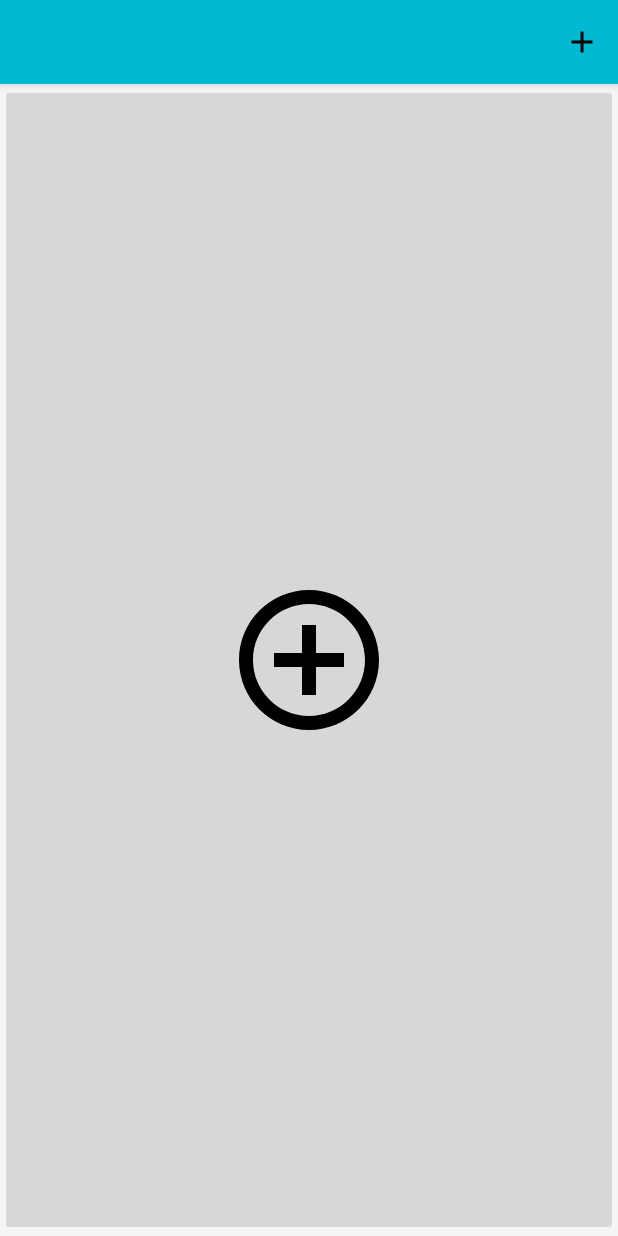
After one commit to EOC/eldexportviewer, an Android app: the SelectFileFragment screen opened directly, with no data from a screen before it, on a phone screen of 412 x 824 dp. The commit adds this screen. Run offline under Robolectric (Android 15) with nearby library versions, the phone set to English and light mode, and no system bars; our stand-ins replace data binding.

Commit message:
Add open file functionality

```diff
--- a/app/src/main/java/eld/eoinoc/com/activity/ELDCategorySelectionActivity.kt
+++ b/app/src/main/java/eld/eoinoc/com/activity/ELDCategorySelectionActivity.kt
@@ -1,24 +1,97 @@
 package eld.eoinoc.com.activity
 
+import android.app.Activity
 import android.support.v7.app.AppCompatActivity
 import android.os.Bundle
+import android.support.v7.widget.Toolbar
+import android.view.Menu
+import android.view.MenuItem
 import android.view.View
 import eld.eoinoc.com.fragment.ELDCategorySelectionFragment
 import eld.eoinoc.com.eld_export_fileviewer.R
 import eld.eoinoc.com.helper.replaceFragment
+import android.content.Intent
+import eld.eoinoc.com.fragment.SelectFileFragment
+import eld.eoinoc.com.helper.driverData
+import eld.eoinoc.com.helper.findFragmentById
+
 
 class ELDCategorySelectionActivity : AppCompatActivity() {
+
+    var driverDataLoaded = false
 
     override fun onCreate(savedInstanceState: Bundle?) {
         super.onCreate(savedInstanceState)
         setContentView(R.layout.activity_eldcategory_selection)
+        setUpToolbar()
         if (savedInstanceState == null) {
+            replaceFragment(R.id.category_container, SelectFileFragment())
+        } else {
             replaceFragment(R.id.category_container, ELDCategorySelectionFragment())
         }
         setProgressBarVisibility(View.GONE)
     }
 
+    override fun onResume() {
+        super.onResume()
+        if (driverDataLoaded && findFragmentById(R.id.category_container) is SelectFileFragment) {
+            replaceFragment(R.id.category_container, ELDCategorySelectionFragment())
+        }
+    }
+
+    private fun setUpToolbar() {
+        setSupportActionBar(findViewById<Toolbar>(R.id.toolbar_viewer))
+        supportActionBar?.setDisplayShowTitleEnabled(false)
+    }
+
     private fun setProgressBarVisibility(visibility: Int) {
         findViewById<View>(R.id.progress).visibility = visibility
     }
+
+    override fun onCreateOptionsMenu(menu: Menu): Boolean {
+        menuInflater.inflate(R.menu.toolbar_menu, menu)
+        return true
+    }
+
+    override fun onOptionsItemSelected(item: MenuItem): Boolean {
+        return if (item.itemId == R.id.action_openfile) {
+            performFileSearch()
+            true
+        } else super.onOptionsItemSelected(item)
+    }
+
+    fun performFileSearch() {
+        // ACTION_OPEN_DOCUMENT is the intent to choose a file via the system's file
+        // browser.
+        val intent = Intent(Intent.ACTION_OPEN_DOCUMENT)
+
+        // Filter to only show results that can be "opened", such as a
+        // file (as opposed to a list of contacts or timezones)
+        intent.addCategory(Intent.CATEGORY_OPENABLE)
+
+        // Filter to show only images, using the image MIME data type.
+        // If one wanted to search for ogg vorbis files, the type would be "audio/ogg".
+        // To search for all documents available via installed storage providers,
+        // it would be "*/*".
+        intent.type = "*/*"
+
+        startActivityForResult(intent, READ_REQUEST_CODE)
+    }
+
+    override fun onActivityResult(requestCode: Int, resultCode: Int, data: Intent?) {
+        // The ACTION_OPEN_DOCUMENT intent was sent with the request code
+        // READ_REQUEST_CODE. If the request code seen here doesn't match, it's the
+        // response to some other intent, and the code below shouldn't run at all.
+
+        if (requestCode == READ_REQUEST_CODE && resultCode == Activity.RESULT_OK) {
+            if (data != null) {
+                driverData().readExportFile(contentResolver.openInputStream(data.data))
+                driverDataLoaded = true
+            }
+        }
+    }
+
+    companion object {
+        val READ_REQUEST_CODE:Int = 42
+    }
 }
--- /dev/null
+++ b/app/src/main/java/eld/eoinoc/com/fragment/SelectFileFragment.kt
@@ -0,0 +1,37 @@
+package eld.eoinoc.com.fragment
+
+import android.os.Bundle
+import android.support.v4.app.Fragment
+import android.view.LayoutInflater
+import android.view.View
+import android.view.ViewGroup
+import android.widget.ImageButton
+import eld.eoinoc.com.activity.ELDCategorySelectionActivity
+import eld.eoinoc.com.eld_export_fileviewer.R
+
+/**
+ * Created by eoinoc on 03/01/2018.
+ */
+class SelectFileFragment : Fragment()  {
+
+    private val onClickListener = View.OnClickListener {
+        when (it.id) {
+            R.id.openFileButton -> launchFileSearch()
+            else -> throw UnsupportedOperationException(
+                    "OnClick has not been implemented for " + resources.getResourceName(it.id))
+        }
+    }
+
+    override fun onCreateView(inflater: LayoutInflater,
+                              container: ViewGroup?,
+                              savedInstanceState: Bundle?): View {
+        val rootView = inflater.inflate(R.layout.fragment_selectfile, container, false)
+        rootView.findViewById<ImageButton>(R.id.openFileButton).setOnClickListener(onClickListener)
+        return rootView
+    }
+
+
+    private fun launchFileSearch() {
+        (activity as ELDCategorySelectionActivity).performFileSearch()
+    }
+}
--- a/app/src/main/java/eld/eoinoc/com/fragment/header/ELDHeaderVehicle.kt
+++ b/app/src/main/java/eld/eoinoc/com/fragment/header/ELDHeaderVehicle.kt
@@ -1,7 +1,5 @@
 package eld.eoinoc.com.fragment.header
 
-import android.content.Context
-import android.net.Uri
 import android.os.Bundle
 import android.support.v4.app.Fragment
 import android.view.LayoutInflater
@@ -10,7 +8,6 @@ import android.view.ViewGroup
 import android.widget.TextView
 
 import eld.eoinoc.com.eld_export_fileviewer.R
-import eld.eoinoc.com.fragment.OnFragmentInteractionListener
 
 class ELDHeaderVehicle : Fragment() {
 
--- a/app/src/main/java/eld/eoinoc/com/helper/ELDEventCodes.kt
+++ b/app/src/main/java/eld/eoinoc/com/helper/ELDEventCodes.kt
@@ -22,6 +22,7 @@ enum class ELDEventCodes(val eventTypeEventCodePair:Pair<String, String>, val ev
     POWER_DOWN_CONVENTIONAL(Pair("6","4"), "Power Down");
 
     companion object {
+        val DUTY_CHANGE_EVENT_TYPE = "1"
         val CERTIFICATION_EVENT_TYPE = "4"
         val LOGIN_EVENT_TYPE = "5"
         val POWER_EVENT_TYPE = "6"
--- a/app/src/main/java/eld/eoinoc/com/model/CMVListLine.kt
+++ b/app/src/main/java/eld/eoinoc/com/model/CMVListLine.kt
@@ -6,7 +6,10 @@ package eld.eoinoc.com.model
 class CMVListLine(val powerUnitNumber: String, val vin: String) : ListLine {
     override fun formatLine(): String {
         val sb = StringBuilder()
-        sb.append(powerUnitNumber).append(", ").append(vin)
+        sb.append(powerUnitNumber)
+        if(vin.isNotBlank()) {
+            sb.append(", ").append(vin)
+        }
         return sb.toString()
     }
 }
--- /dev/null
+++ b/app/src/main/res/drawable/ic_add_circle_outline.xml
@@ -0,0 +1,9 @@
+<vector xmlns:android="http://schemas.android.com/apk/res/android"
+        android:width="24dp"
+        android:height="24dp"
+        android:viewportWidth="24.0"
+        android:viewportHeight="24.0">
+    <path
+        android:fillColor="#FF000000"
+        android:pathData="M13,7h-2v4L7,11v2h4v4h2v-4h4v-2h-4L13,7zM12,2C6.48,2 2,6.48 2,12s4.48,10 10,10 10,-4.48 10,-10S17.52,2 12,2zM12,20c-4.41,0 -8,-3.59 -8,-8s3.59,-8 8,-8 8,3.59 8,8 -3.59,8 -8,8z"/>
+</vector>
--- /dev/null
+++ b/app/src/main/res/drawable/ic_open_file.xml
@@ -0,0 +1,9 @@
+<vector xmlns:android="http://schemas.android.com/apk/res/android"
+        android:width="24dp"
+        android:height="24dp"
+        android:viewportWidth="24.0"
+        android:viewportHeight="24.0">
+    <path
+        android:fillColor="#FF000000"
+        android:pathData="M19,13h-6v6h-2v-6H5v-2h6V5h2v6h6v2z"/>
+</vector>
--- a/app/src/main/res/layout/activity_eldcategory_selection.xml
+++ b/app/src/main/res/layout/activity_eldcategory_selection.xml
@@ -11,7 +11,7 @@
         tools:ignore="Overdraw,UnusedAttribute">
 
         <android.support.v7.widget.Toolbar
-            android:id="@+id/toolbar_player"
+            android:id="@+id/toolbar_viewer"
             android:layout_width="match_parent"
             android:layout_height="?android:attr/actionBarSize"
             style="@style/ELDViewer.TextAppearance.Title"
--- a/app/src/main/res/layout/activity_eldsection.xml
+++ b/app/src/main/res/layout/activity_eldsection.xml
@@ -122,6 +122,9 @@
                         <android.support.v4.view.PagerTitleStrip
                             android:id="@+id/pager_title_strip"
                             style="@style/viewPagerTitleStrip"
+                            android:background="?colorPrimary"
+                            android:textColor="?android:textColorPrimary"
+                            android:textAppearance="@style/ELDViewer.TextAppearance.Title"
                             android:layout_width="match_parent"
                             android:layout_height="wrap_content"
                             android:layout_gravity="top"/>
@@ -136,6 +139,9 @@
                         <android.support.v4.view.PagerTitleStrip
                             android:id="@+id/section_title_strip"
                             style="@style/viewPagerTitleStrip"
+                            android:background="?colorPrimary"
+                            android:textColor="?android:textColorPrimary"
+                            android:textAppearance="@style/ELDViewer.TextAppearance.Title"
                             android:layout_width="match_parent"
                             android:layout_height="wrap_content"
                             android:layout_gravity="top"/>
--- /dev/null
+++ b/app/src/main/res/layout/fragment_selectfile.xml
@@ -0,0 +1,14 @@
+<?xml version="1.0" encoding="utf-8"?>
+<LinearLayout xmlns:android="http://schemas.android.com/apk/res/android"
+    xmlns:app="http://schemas.android.com/apk/res-auto"
+    android:orientation="vertical" android:layout_width="match_parent"
+    android:layout_height="match_parent">
+
+    <ImageButton
+        android:id="@+id/openFileButton"
+        android:layout_width="match_parent"
+        android:layout_height="match_parent"
+        android:padding="150dp"
+        android:scaleType="fitCenter"
+        app:srcCompat="@drawable/ic_add_circle_outline" />
+</LinearLayout>
--- /dev/null
+++ b/app/src/main/res/menu/toolbar_menu.xml
@@ -0,0 +1,9 @@
+<?xml version="1.0" encoding="utf-8"?>
+<menu xmlns:android="http://schemas.android.com/apk/res/android"
+    xmlns:app="http://schemas.android.com/apk/res-auto">
+    <item
+        android:id="@+id/action_openfile"
+        android:icon="@drawable/ic_open_file"
+        android:title="@string/open_file"
+        app:showAsAction="ifRoom"/>
+</menu>
--- a/app/src/main/res/values/strings.xml
+++ b/app/src/main/res/values/strings.xml
@@ -5,7 +5,6 @@
 
     <string name="no_co_driver">No Co-Driver Data</string>
     <string name="header_segment">Header Segment</string>
-
-    <!-- TODO: Remove or change this placeholder text -->
-    <string name="hello_blank_fragment">Hello blank fragment</string>
+    <string name="open_file">Open File</string>
+    <string name="select_file">Select File</string>
 </resources>
--- a/app/src/main/res/values/styles.xml
+++ b/app/src/main/res/values/styles.xml
@@ -108,8 +108,6 @@
     </style>
 
     <style name="viewPagerTitleStrip">
-        <item name="android:background">#33b5e5</item>
-        <item name="android:textColor">#fff</item>
         <item name="android:textSize">18sp</item>
         <item name="android:paddingTop">15dp</item>
         <item name="android:paddingBottom">15dp</item>
```
Also changed, not shown: app/src/main/java/eld/eoinoc/com/activity/ELDSectionActivity.kt (+1 -7 lines), app/src/main/java/eld/eoinoc/com/data/ELDExportFileData.kt (+4 -4 lines), app/src/main/java/eld/eoinoc/com/fragment/OnFragmentInteractionListener.kt (deleted, +0 -21 lines), app/src/main/java/eld/eoinoc/com/fragment/header/ELDHeaderCMV.kt (+0 -27 lines), app/src/main/java/eld/eoinoc/com/model/CommentListLine.kt (+9 -2 lines), app/src/main/java/eld/eoinoc/com/model/HeaderSegment.kt (+0 -8 lines).
